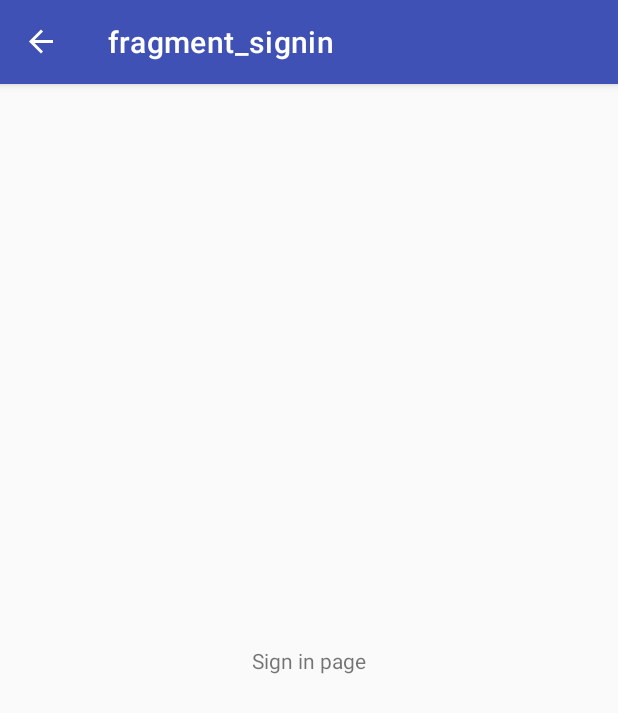
After one commit to JezReal/ClassKo, an Android app: the SignInFragment screen opened through its navigation route, on a phone screen of 412 x 824 dp. The commit adds this screen. Shown: the top 713 px of the screen. Run offline under Robolectric (Android 15) with nearby library versions, the phone set to English and light mode, and no system bars; our stand-ins replace Dagger/Hilt's generated code, Room's generated code, Timber, navigation-ui.

Commit message:
add sign in fragment

```diff
--- /dev/null
+++ b/app/src/main/java/app/netlify/accessdeniedgc/classko/signin/SignInFragment.kt
@@ -0,0 +1,23 @@
+package app.netlify.accessdeniedgc.classko.signin
+
+import android.os.Bundle
+import android.view.LayoutInflater
+import android.view.View
+import android.view.ViewGroup
+import androidx.fragment.app.Fragment
+import app.netlify.accessdeniedgc.classko.databinding.FragmentSigninBinding
+
+class SignInFragment : Fragment() {
+
+    private lateinit var binding: FragmentSigninBinding
+
+    override fun onCreateView(
+        inflater: LayoutInflater,
+        container: ViewGroup?,
+        savedInstanceState: Bundle?
+    ): View? {
+        binding = FragmentSigninBinding.inflate(inflater, container, false)
+
+        return binding.root
+    }
+}
--- /dev/null
+++ b/app/src/main/res/layout/fragment_signin.xml
@@ -0,0 +1,19 @@
+<?xml version="1.0" encoding="utf-8"?>
+<androidx.constraintlayout.widget.ConstraintLayout xmlns:android="http://schemas.android.com/apk/res/android"
+    android:layout_width="match_parent"
+    android:layout_height="match_parent"
+    xmlns:app="http://schemas.android.com/apk/res-auto"
+    xmlns:tools="http://schemas.android.com/tools"
+    tools:context="app.netlify.accessdeniedgc.classko.signin.SignInFragment">
+
+    <TextView
+        android:layout_width="wrap_content"
+        android:layout_height="wrap_content"
+        app:layout_constraintTop_toTopOf="parent"
+        app:layout_constraintStart_toStartOf="parent"
+        app:layout_constraintEnd_toEndOf="parent"
+        app:layout_constraintBottom_toBottomOf="parent"
+        android:text="Sign in page"
+        />
+
+</androidx.constraintlayout.widget.ConstraintLayout>
--- a/app/src/main/res/navigation/nav_graph.xml
+++ b/app/src/main/res/navigation/nav_graph.xml
@@ -16,16 +16,19 @@
         <action
             android:id="@+id/action_scheduleListFragment_to_importScheduleDialog"
             app:destination="@id/importScheduleDialog" />
+        <action
+            android:id="@+id/action_scheduleListFragment_to_signInFragment"
+            app:destination="@id/signInFragment" />
     </fragment>
     <dialog
         android:id="@+id/addScheduleFragment"
         android:name="app.netlify.accessdeniedgc.classko.ui.AddScheduleFragment"
         android:label="fragment_add_schedule"
-        tools:layout="@layout/fragment_add_schedule" >
+        tools:layout="@layout/fragment_add_schedule">
         <argument
             android:name="scheduleId"
-            app:argType="long"
-            android:defaultValue="-1L" />
+            android:defaultValue="-1L"
+            app:argType="long" />
     </dialog>
     <fragment
         android:id="@+id/aboutFragment"
@@ -37,4 +40,9 @@
         android:name="app.netlify.accessdeniedgc.classko.ui.ImportScheduleFragment"
         android:label="dialog_import_schedule"
         tools:layout="@layout/fragment_import_schedule" />
+    <fragment
+        android:id="@+id/signInFragment"
+        android:name="app.netlify.accessdeniedgc.classko.signin.SignInFragment"
+        android:label="fragment_signin"
+        tools:layout="@layout/fragment_signin" />
 </navigation>
```
